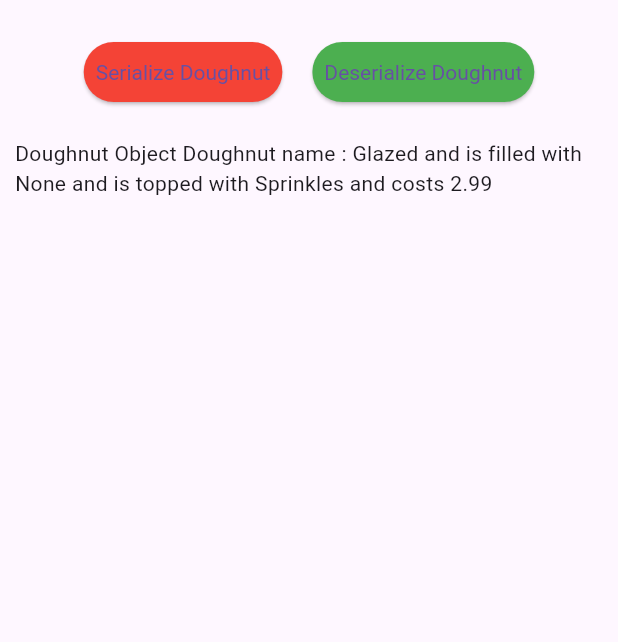
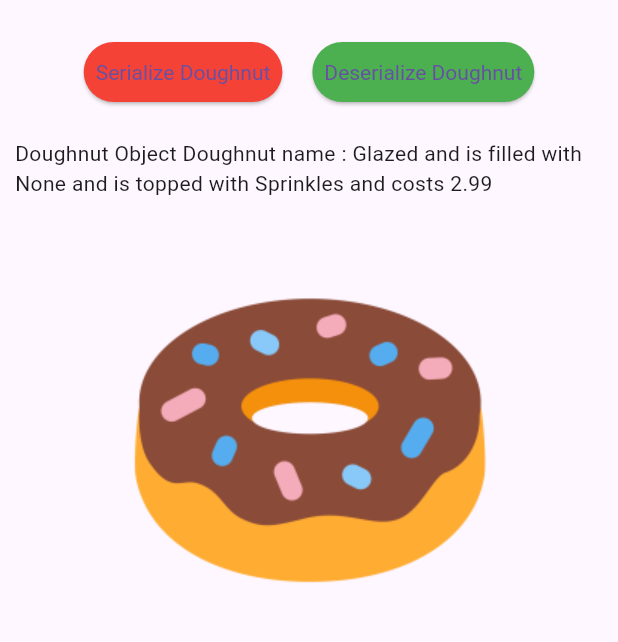
Before and after one commit to TomerPacific/MediumArticles, a Flutter app: the screen it shows after launch, on a phone screen of 412 x 824 dp, the part 63-705 px from its top. Run offline on Flutter 3.47's test engine with Material 3 defaults, Android fonts, the light colour scheme and no system bars; our stand-ins replace geolocator, webview_flutter.

Commit message:
MediumArticles Serialization addig image to layout

```diff
--- a/serialization_example/lib/main.dart
+++ b/serialization_example/lib/main.dart
@@ -113,6 +113,19 @@ class _MyHomePageState extends State<MyHomePage> {
                   )
               )
           ),
+          Center(
+                child: new Container(
+                    margin: const EdgeInsets.all(10.0),
+                    child: Row(
+                    mainAxisAlignment: MainAxisAlignment.center,
+                    children: <Widget>[
+                    new Flexible(
+                        child: Image.asset('assets/images/doughnut.png'),
+                    )
+                  ]
+                )
+            )
+          )
         ],
       )
 
```
